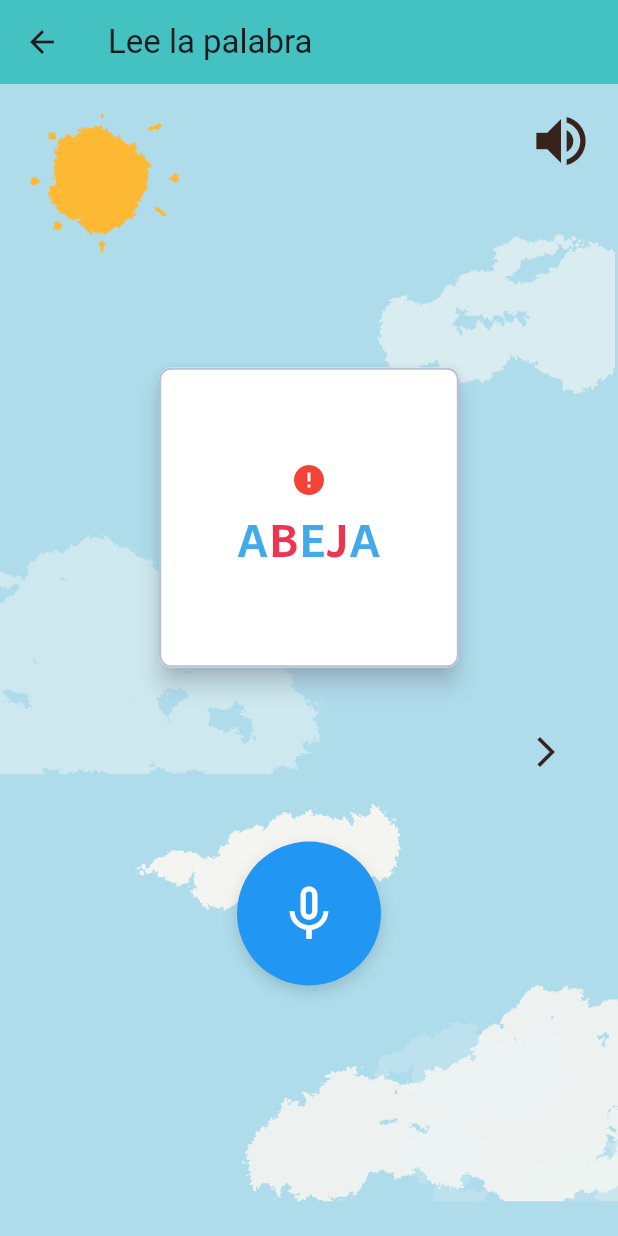
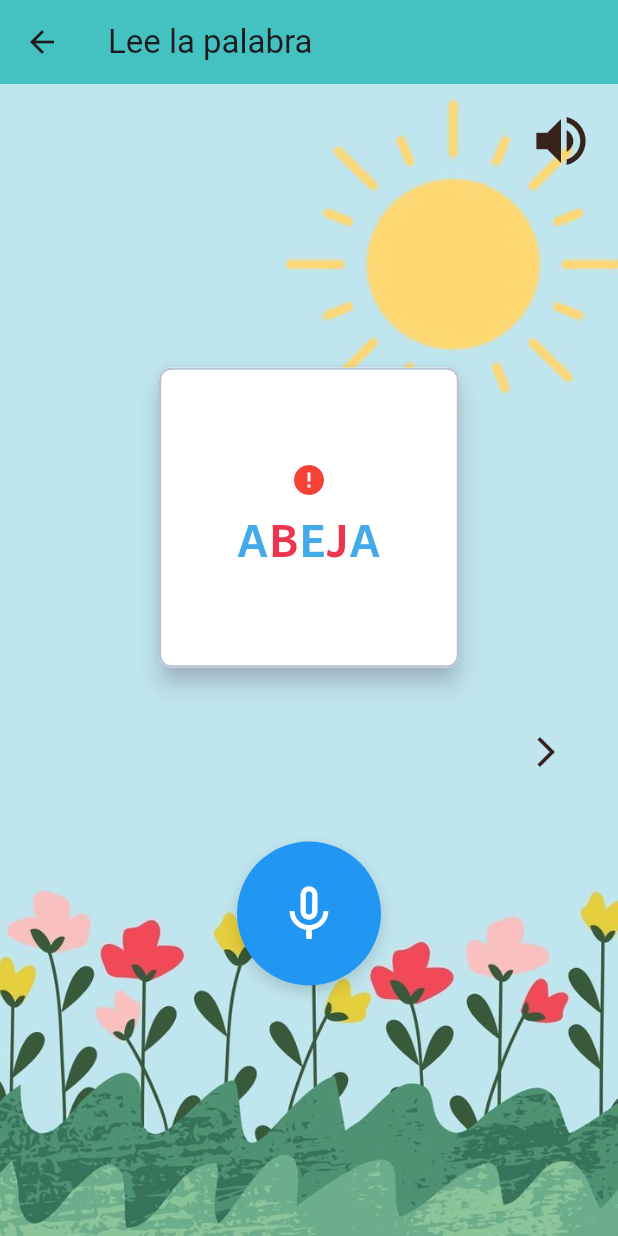
Before and after one commit to Alexgaby18/App_Montessori, a Flutter app: the SpeakWordScreen screen opened directly, on a phone screen of 412 x 824 dp. Run offline on Flutter 3.47's test engine with Material 3 defaults, Android fonts, the light colour scheme and no system bars; our stand-ins replace flutter_svg, flutter_tts, just_audio, speech_to_text; missing offline and left inert: google_mlkit_digital_ink_recognition; network calls fail.

```diff
--- a/my_montessori/lib/core/theme/animatic_background.dart
+++ b/my_montessori/lib/core/theme/animatic_background.dart
@@ -1,64 +1,24 @@
-// ...existing code...
 import 'package:flutter/material.dart';
-import 'package:flutter_svg/flutter_svg.dart';
 
-class _CloudConfig {
-  final String asset;
-  final double top;
-  final double left;
-  final double width;
-  final double opacity;
-  const _CloudConfig(this.asset, this.top, this.left, this.width, this.opacity);
-}
-
-const List<_CloudConfig> _cloudsStatic = [
-  _CloudConfig('assets/svg/cloud1.svg', 300.0, 0.0, 220.0, 0.9),
-  _CloudConfig('assets/svg/cloud2.svg', 600.0, 160.0, 300.0, 0.85),
-  _CloudConfig('assets/svg/cloud3.svg', 480.0, 90.0, 180.0, 0.95),
-  _CloudConfig('assets/svg/cloud4.svg', 100.0, 250.0, 160.0, 0.8),
-];
+// Usa la imagen 'assets/images/fondo.png' como fondo centrado y cuadrado.
 
 class BackgroundAnimation extends StatelessWidget {
-  // ignore: use_super_parameters
   const BackgroundAnimation({Key? key}) : super(key: key);
-
-  Widget _svg(String asset, double width) {
-    return SvgPicture.asset(
-      asset,
-      width: width,
-      fit: BoxFit.contain,
-      // placeholder para evitar errores visibles mientras carga
-      placeholderBuilder: (context) => SizedBox(width: width, height: width * 0.6),
-    );
-  }
 
   @override
   Widget build(BuildContext context) {
-    return LayoutBuilder(builder: (context, constraints) {
-      return Stack(children: [
-        // fondo plano (azul cielo)
-        Container(color: const Color.fromARGB(255, 174, 220, 235)),
-
-        // sol en posición fija
-        Positioned(
-          left: 20,
-          top: 20,
-          child: _svg('assets/svg/sun.svg', 100),
+    return SizedBox.expand(
+      child: Container(
+        // fondo fallback y la imagen cubriendo toda la pantalla
+        decoration: const BoxDecoration(
+          color: Color.fromARGB(255, 127, 179, 239),
+          image: DecorationImage(
+            image: AssetImage('assets/images/fondo.png'),
+            fit: BoxFit.cover,
+            alignment: Alignment.center,
+          ),
         ),
-
-        // nubes estáticas en las posiciones definidas
-        ..._cloudsStatic.map((cfg) {
-          return Positioned(
-            left: cfg.left,
-            top: cfg.top,
-            child: Opacity(
-              opacity: cfg.opacity,
-              child: _svg(cfg.asset, cfg.width),
-            ),
-          );
-        }),
-      ]);
-    });
+      ),
+    );
   }
 }
-// ...existing code...
--- a/my_montessori/lib/presentation/screens/complete_letter.dart
+++ b/my_montessori/lib/presentation/screens/complete_letter.dart
@@ -145,7 +145,6 @@ class _CompleteLetterScreenState extends State<CompleteLetterScreen> {
                     pictogramFuture: _letterObj.pictogramFile(_letterObj.words.first),
                     size: 180.0,
                     onPressed: () async {
-                      await AudioService.instance.speak(_word);
                     },
                     letters: _word,
                   ),
--- a/my_montessori/lib/presentation/screens/conect_letter.dart
+++ b/my_montessori/lib/presentation/screens/conect_letter.dart
@@ -299,7 +299,6 @@ class _ConnectLetterScreenState extends State<ConnectLetterScreen> {
                                   size: 100.0,
                                   letters: wordObj.text.toUpperCase(),
                                   onPressed: () async {
-                                    await AudioService.instance.speak(wordObj.text);
                                   },
                                 ),
                               );
--- a/my_montessori/lib/presentation/screens/selection_word.dart
+++ b/my_montessori/lib/presentation/screens/selection_word.dart
@@ -128,8 +128,6 @@ class _SelectionWordScreenState extends State<SelectionWordScreen> {
                     pictogramFuture: pictogramFuture,
                     size: 200.0,
                     onPressed: () async {
-                      // al tocar el pictograma, decir el nombre
-                      await AudioService.instance.speak(currentWord.text);
                     },
                     letters: currentWord.text.toUpperCase(),
                   ),
--- a/my_montessori/lib/presentation/screens/speak_word.dart
+++ b/my_montessori/lib/presentation/screens/speak_word.dart
@@ -105,7 +105,8 @@ class _SpeakWordScreenState extends State<SpeakWordScreen> {
                   child: ButtonPictogramLetters(
                     pictogramFuture: pictogramFuture,
                     size: 200.0,
-                    onPressed: () => AudioService.instance.speak(widget.word.text),
+                    onPressed: () {
+                    },
                     letters: widget.word.text.toUpperCase(),
                   ),
                 ),
--- /dev/null
+++ b/my_montessori/packages/flutter_native_splash_local/lib/flutter_native_splash.dart
@@ -0,0 +1,5 @@
+// Local stub of flutter_native_splash to satisfy pub during build.
+library flutter_native_splash;
+
+/// This package is a local override to fix Android namespace/manifest issues.
+void placeholder() {}
```
Also changed, not shown: my_montessori/packages/flutter_native_splash_local/pubspec.yaml (added, +11 -0 lines), my_montessori/pubspec.yaml (+30 -0 lines), my_montessori/assets/images/Logo.png (added), my_montessori/assets/images/fondo.png (added), my_montessori/assets/images/fondo1.png (added), my_montessori/assets/images/fondo2.png (added), my_montessori/packages/flutter_native_splash_local/pubspec.lock (added), my_montessori/pubspec.lock, 6 other files.
